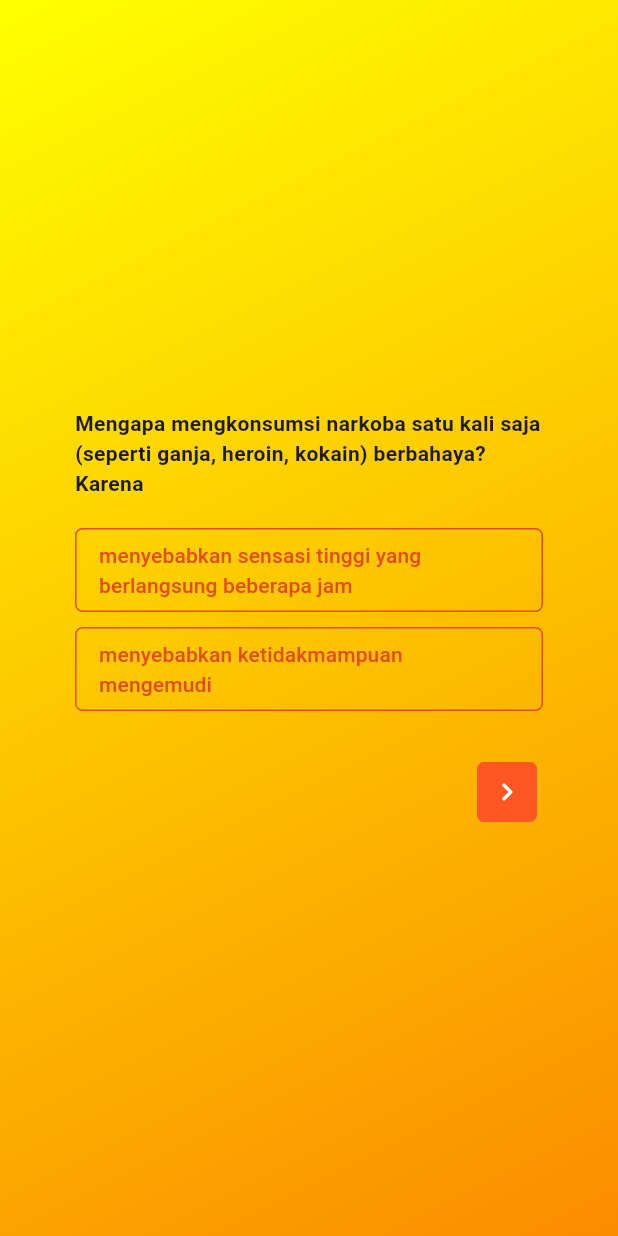
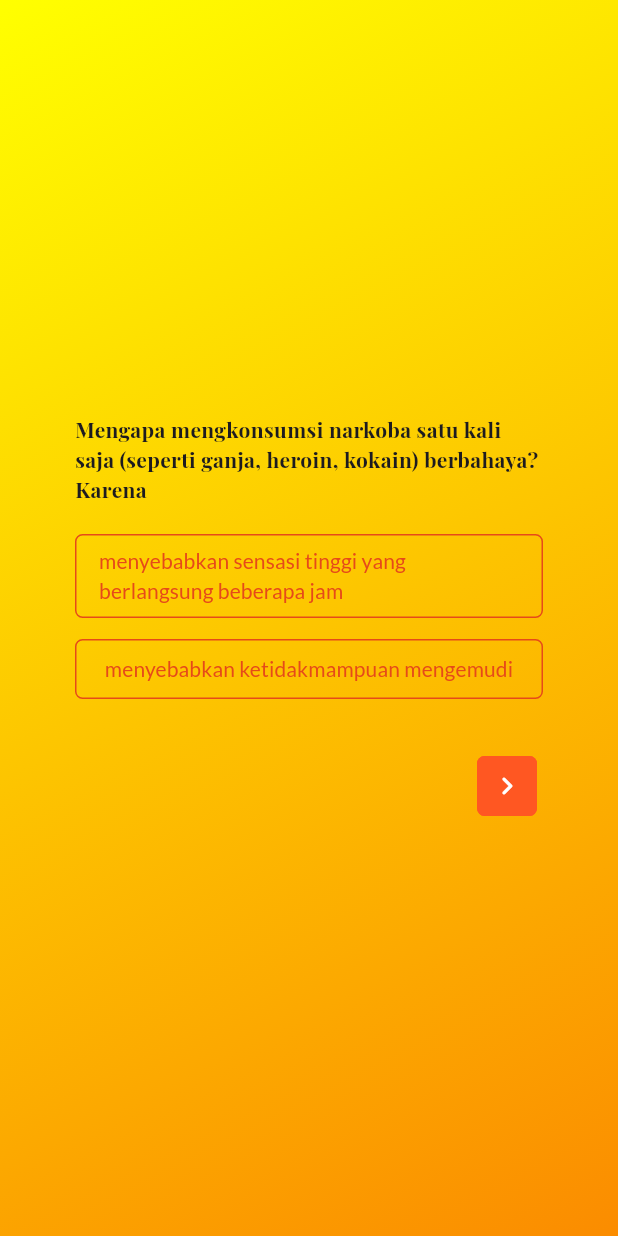
Before and after one commit to klovack/teori-mengemudi, a Flutter app: the screen it shows after launch, after a tap on "Mulai", on a phone screen of 412 x 824 dp. Run offline on Flutter 3.47's test engine with Material 3 defaults, Android fonts, the phone set to English and light mode, and no system bars; our stand-ins replace google_fonts; missing offline and left inert: country_flags.

Commit message:
add fonts

```diff
--- a/lib/components/answer_button/answer_button.dart
+++ b/lib/components/answer_button/answer_button.dart
@@ -1,4 +1,5 @@
 import 'package:flutter/material.dart';
+import 'package:google_fonts/google_fonts.dart';
 
 class AnswerButton extends StatelessWidget {
   final String text;
@@ -28,7 +29,10 @@ class AnswerButton extends StatelessWidget {
           borderRadius: BorderRadius.circular(5),
         ),
       ),
-      child: Text(text),
+      child: Text(
+        text,
+        style: GoogleFonts.lato(),
+      ),
     );
   }
 }
--- a/lib/views/questions_screen/questions_screen.dart
+++ b/lib/views/questions_screen/questions_screen.dart
@@ -1,6 +1,7 @@
 import 'dart:math';
 
 import 'package:flutter/material.dart';
+import 'package:google_fonts/google_fonts.dart';
 import 'package:teori_mengemudi/components/answer_button/answer_button.dart';
 import 'package:teori_mengemudi/components/question_nav_button/question_nav_buttons.dart';
 import 'package:teori_mengemudi/data/questions_data.dart';
@@ -41,7 +42,7 @@ class _QuestionsScreenState extends State<QuestionsScreen> {
         children: [
           Text(
             curQuestion.question,
-            style: const TextStyle(
+            style: GoogleFonts.playfairDisplay(
               fontWeight: FontWeight.bold,
             ),
             // textAlign: TextAlign.center,
--- a/lib/views/start_screen/start_screen.dart
+++ b/lib/views/start_screen/start_screen.dart
@@ -1,5 +1,6 @@
 import 'package:flutter/material.dart';
 import 'package:country_flags/country_flags.dart';
+import 'package:google_fonts/google_fonts.dart';
 
 class StartScreen extends StatelessWidget {
   final void Function() onStart;
@@ -21,14 +22,17 @@ class StartScreen extends StatelessWidget {
             children: [
               const Icon(Icons.directions_car,
                   size: 100, color: Colors.deepOrange),
-              const SizedBox(
+              SizedBox(
                 width: 150,
-                child: Text("Teori Mengemudi",
-                    textAlign: TextAlign.center,
-                    style: TextStyle(
-                        fontSize: 20,
-                        fontWeight: FontWeight.bold,
-                        color: Colors.deepOrange)),
+                child: Text(
+                  "Teori Mengemudi",
+                  textAlign: TextAlign.center,
+                  style: GoogleFonts.playfairDisplay(
+                    fontSize: 20,
+                    fontWeight: FontWeight.bold,
+                    color: Colors.deepOrange,
+                  ),
+                ),
               ),
               const SizedBox(height: 25),
               ElevatedButton.icon(
--- a/pubspec.yaml
+++ b/pubspec.yaml
@@ -36,6 +36,7 @@ dependencies:
   # Use with the CupertinoIcons class for iOS style icons.
   cupertino_icons: ^1.0.8
   country_flags: ^3.0.0
+  google_fonts: ^6.2.1
 
 dev_dependencies:
   flutter_test:
```
Also changed, not shown: pubspec.lock, 7 other files.
